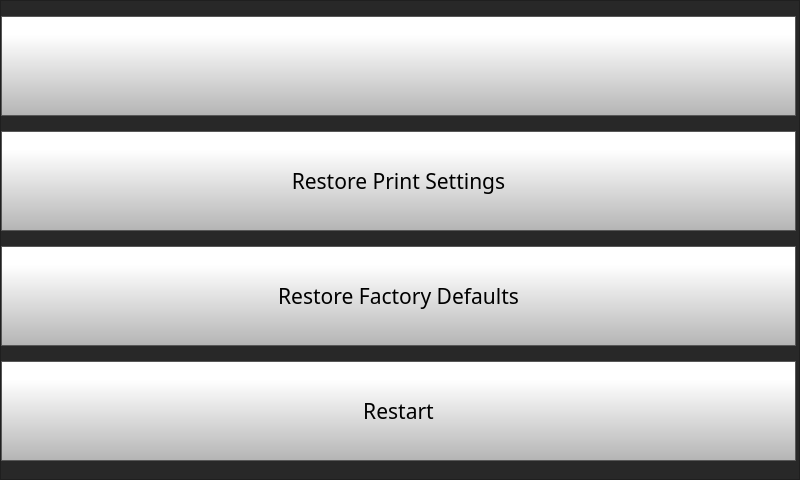
First picture: the form in octoprint_ControlCenter/ui/settings_screen/settings_screen.ui, repository FracktalWorks/ControlCenter, before the edit.
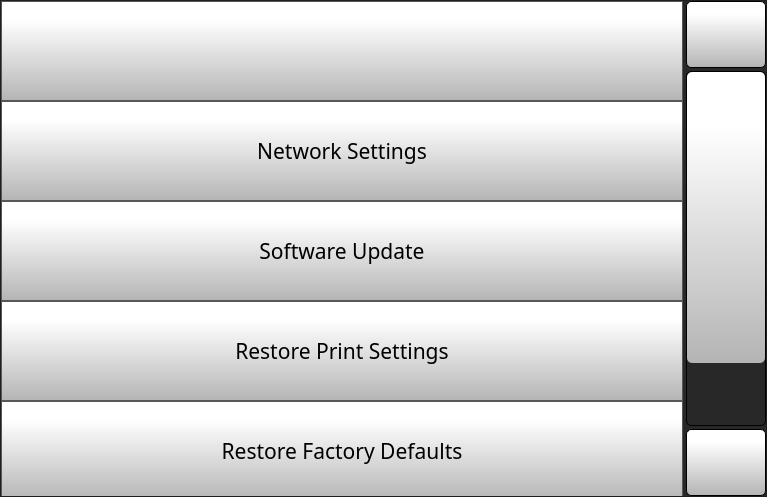
Second picture: the form after the edit. Icons and pictures are not drawn.

Commit message:
Refactor navigation and add showEvent resets to UI screens
Replaces custom back button logic and handler methods with direct lambda connections for navigation across multiple UI screens. Adds showEvent overrides to reset stacked widgets to their default pages when shown, improving consistency and reliability of screen state. Updates settings screen to use explicit sub-screen initialization and navigation, and modifies the UI layout to include dedicated buttons for network settings and software update.

Patch:
```diff
--- a/octoprint_ControlCenter/ui/settings_screen/settings_screen.ui
+++ b/octoprint_ControlCenter/ui/settings_screen/settings_screen.ui
@@ -6,8 +6,8 @@
    <rect>
     <x>0</x>
     <y>0</y>
-    <width>800</width>
-    <height>480</height>
+    <width>767</width>
+    <height>497</height>
    </rect>
   </property>
   <property name="windowTitle">
@@ -16,28 +16,43 @@
   <property name="styleSheet">
    <string notr="true">background-color: rgb(40, 40, 40);</string>
   </property>
+  <layout class="QVBoxLayout" name="verticalLayout">
+   <property name="spacing">
+    <number>0</number>
+   </property>
+   <property name="leftMargin">
+    <number>0</number>
+   </property>
+   <property name="topMargin">
+    <number>0</number>
+   </property>
+   <property name="rightMargin">
+    <number>0</number>
+   </property>
+   <property name="bottomMargin">
+    <number>0</number>
+   </property>
+   <item>
   <widget class="QStackedWidget" name="mainSettingsStackedWidget">
-   <property name="geometry">
-    <rect>
-     <x>0</x>
-     <y>0</y>
-     <width>800</width>
-     <height>480</height>
-    </rect>
-   </property>
-   <property name="currentIndex">
-    <number>0</number>
-   </property>
    <widget class="QWidget" name="mainSettingsPage">
+      <layout class="QVBoxLayout" name="verticalLayout_3">
+       <property name="spacing">
+        <number>0</number>
+       </property>
+       <property name="leftMargin">
+        <number>0</number>
+       </property>
+       <property name="topMargin">
+        <number>0</number>
+       </property>
+       <property name="rightMargin">
+        <number>0</number>
+       </property>
+       <property name="bottomMargin">
+        <number>0</number>
+       </property>
+       <item>
     <widget class="QScrollArea" name="scrollArea">
-     <property name="geometry">
-      <rect>
-       <x>0</x>
-       <y>0</y>
-       <width>800</width>
-       <height>480</height>
-      </rect>
-     </property>
      <property name="font">
       <font>
        <pointsize>16</pointsize>
@@ -99,11 +114,11 @@
        <rect>
         <x>0</x>
         <y>0</y>
-        <width>798</width>
-        <height>478</height>
-       </rect>
-      </property>
-      <layout class="QVBoxLayout" name="verticalLayout">
+            <width>685</width>
+            <height>600</height>
+           </rect>
+          </property>
+          <layout class="QVBoxLayout" name="verticalLayout_2">
        <property name="spacing">
         <number>0</number>
        </property>
@@ -181,6 +196,114 @@
          </property>
         </widget>
        </item>
+           <item>
+            <widget class="QPushButton" name="networkSettingsButton">
+             <property name="minimumSize">
+              <size>
+               <width>0</width>
+               <height>100</height>
+              </size>
+             </property>
+             <property name="font">
+              <font>
+               <family>Gotham</family>
+               <pointsize>16</pointsize>
+              </font>
+             </property>
+             <property name="styleSheet">
+              <string notr="true">QPushButton {
+     border: 1px solid rgb(87, 87, 87);
+	background-color: qlineargradient(spread:pad, x1:0, y1:1, x2:0, y2:0.188, stop:0 rgba(180, 180, 180, 255), stop:1 rgba(255, 255, 255, 255));
+
+
+}
+
+QPushButton:pressed {
+    background-color: qlineargradient(x1: 0, y1: 0, x2: 0, y2: 1,
+                                      stop: 0 #dadbde, stop: 1 #f6f7fa);
+}
+
+QPushButton:flat {
+    border: none; /* no border for a flat push button */
+}
+
+QPushButton:default {
+    border-color: navy; /* make the default button prominent */
+}
+
+QPushButton:focus {
+	outline: none;
+}</string>
+             </property>
+             <property name="text">
+              <string>Network Settings</string>
+             </property>
+             <property name="icon">
+              <iconset resource="../resources/resource.qrc">
+               <normaloff>:/Icons/img/icons/download.png</normaloff>:/Icons/img/icons/download.png</iconset>
+             </property>
+             <property name="iconSize">
+              <size>
+               <width>40</width>
+               <height>40</height>
+              </size>
+             </property>
+            </widget>
+           </item>
+           <item>
+            <widget class="QPushButton" name="softwareUpdateButton">
+             <property name="minimumSize">
+              <size>
+               <width>0</width>
+               <height>100</height>
+              </size>
+             </property>
+             <property name="font">
+              <font>
+               <family>Gotham</family>
+               <pointsize>16</pointsize>
+              </font>
+             </property>
+             <property name="styleSheet">
+              <string notr="true">QPushButton {
+     border: 1px solid rgb(87, 87, 87);
+	background-color: qlineargradient(spread:pad, x1:0, y1:1, x2:0, y2:0.188, stop:0 rgba(180, 180, 180, 255), stop:1 rgba(255, 255, 255, 255));
+
+
+}
+
+QPushButton:pressed {
+    background-color: qlineargradient(x1: 0, y1: 0, x2: 0, y2: 1,
+                                      stop: 0 #dadbde, stop: 1 #f6f7fa);
+}
+
+QPushButton:flat {
+    border: none; /* no border for a flat push button */
+}
+
+QPushButton:default {
+    border-color: navy; /* make the default button prominent */
+}
+
+QPushButton:focus {
+	outline: none;
+}</string>
+             </property>
+             <property name="text">
+              <string>Software Update</string>
+             </property>
+             <property name="icon">
+              <iconset resource="../resources/resource.qrc">
+               <normaloff>:/Icons/img/icons/update-arrows.png</normaloff>:/Icons/img/icons/update-arrows.png</iconset>
+             </property>
+             <property name="iconSize">
+              <size>
+               <width>40</width>
+               <height>40</height>
+              </size>
+             </property>
+            </widget>
+           </item>
        <item>
         <widget class="QPushButton" name="restorePrintSettingsButton">
          <property name="minimumSize">
@@ -334,8 +457,12 @@
       </layout>
      </widget>
     </widget>
-   </widget>
-  </widget>
+       </item>
+      </layout>
+     </widget>
+    </widget>
+   </item>
+  </layout>
  </widget>
  <resources>
   <include location="../resources/resource.qrc"/>
```
Left out of the diff: 8 changed lines with no effect on the pictures. Lines whose indentation alone changed are shown as unchanged. The commit also changes 14 other files.
